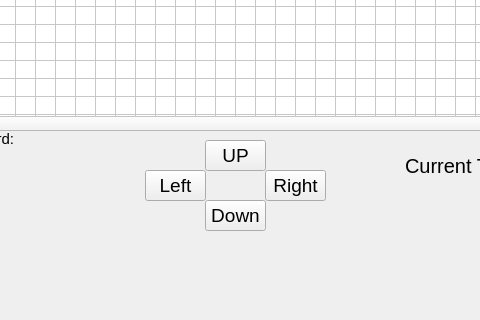
Above: maze-game-gui.ui from cmaul25/CIST-1620-Final-Project-2 before the change; both pictures show x 365 to 845 and y 480 to 800 of the 1200 by 800 pixel window. Below: the same form after it.
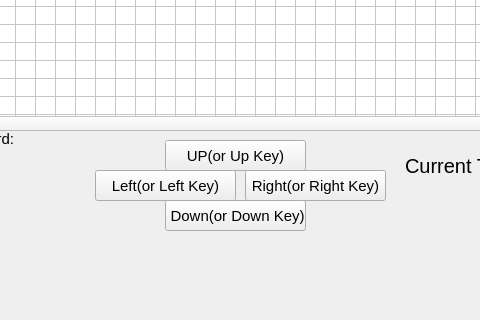
That is the form after the change.

The edit to the form file:
```diff
--- a/maze-game-gui.ui
+++ b/maze-game-gui.ui
@@ -29,73 +29,73 @@
    <widget class="QPushButton" name="UpButton">
     <property name="geometry">
      <rect>
-      <x>570</x>
+      <x>530</x>
       <y>620</y>
-      <width>61</width>
+      <width>141</width>
       <height>31</height>
      </rect>
     </property>
     <property name="font">
      <font>
-      <pointsize>14</pointsize>
+      <pointsize>11</pointsize>
      </font>
     </property>
     <property name="text">
-     <string>UP</string>
+     <string>UP(or Up Key)</string>
     </property>
    </widget>
    <widget class="QPushButton" name="RightButton">
     <property name="geometry">
      <rect>
-      <x>630</x>
+      <x>610</x>
       <y>650</y>
-      <width>61</width>
+      <width>141</width>
       <height>31</height>
      </rect>
     </property>
     <property name="font">
      <font>
-      <pointsize>14</pointsize>
+      <pointsize>11</pointsize>
      </font>
     </property>
     <property name="text">
-     <string>Right</string>
+     <string>Right(or Right Key)</string>
     </property>
    </widget>
    <widget class="QPushButton" name="LeftButton">
     <property name="geometry">
      <rect>
-      <x>510</x>
+      <x>460</x>
       <y>650</y>
-      <width>61</width>
+      <width>141</width>
       <height>31</height>
      </rect>
     </property>
     <property name="font">
      <font>
-      <pointsize>14</pointsize>
+      <pointsize>11</pointsize>
      </font>
     </property>
     <property name="text">
-     <string>Left</string>
+     <string>Left(or Left Key)</string>
     </property>
    </widget>
    <widget class="QPushButton" name="DownButton">
     <property name="geometry">
      <rect>
-      <x>570</x>
+      <x>530</x>
       <y>680</y>
-      <width>61</width>
+      <width>141</width>
       <height>31</height>
      </rect>
     </property>
     <property name="font">
      <font>
-      <pointsize>14</pointsize>
+      <pointsize>11</pointsize>
      </font>
     </property>
     <property name="text">
-     <string>Down</string>
+     <string> Down(or Down Key)</string>
     </property>
    </widget>
    <widget class="QTableWidget" name="maze">
```
